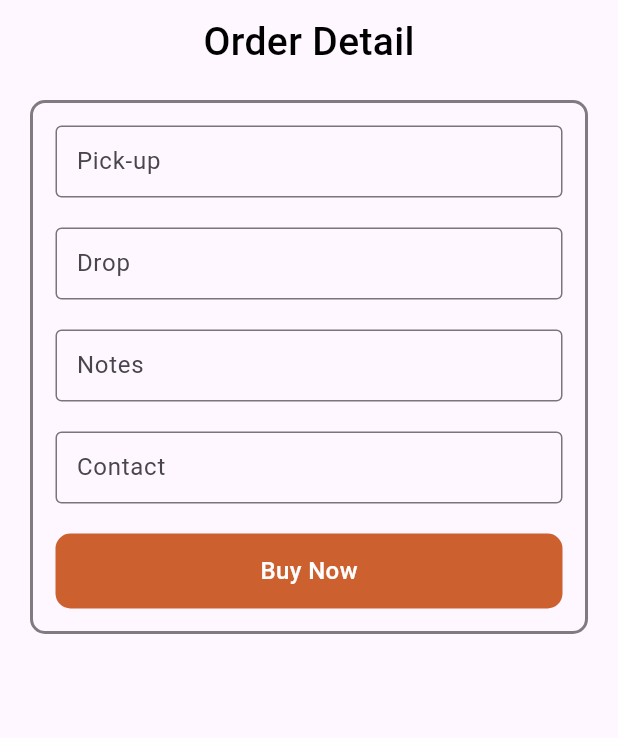
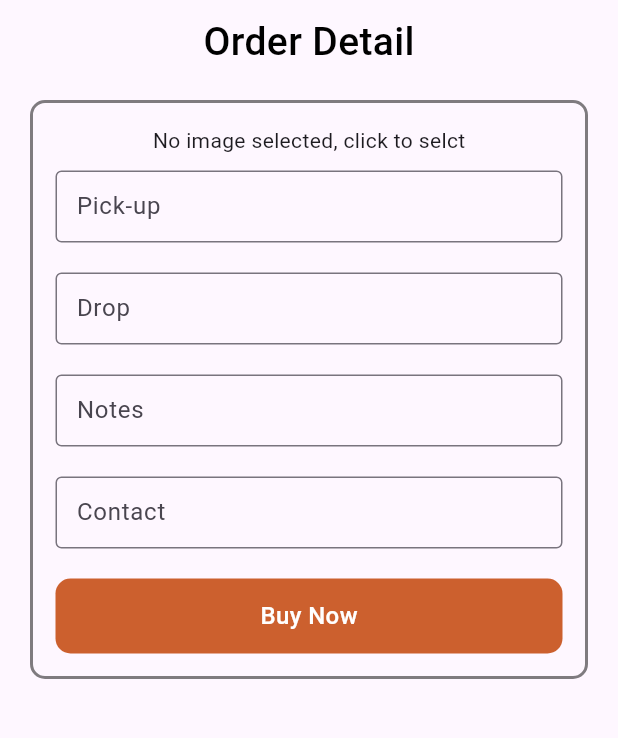
Before and after one commit to azzaaass/tubes-mobile-ali-axel, a Flutter app: the Payment screen opened directly, on a phone screen of 412 x 824 dp, the part 65-803 px from its top. Run offline on Flutter 3.47's test engine with Material 3 defaults, Android fonts, the phone set to English and light mode, and no system bars; our stand-ins replace font_awesome_flutter, google_fonts, image_picker.

Commit message:
fitur image

```diff
--- a/lib/screen/order.dart
+++ b/lib/screen/order.dart
@@ -20,7 +20,7 @@ class OrderState extends State<Order> {
     return Scaffold(
       body: SafeArea(
         child: Padding(
-          padding: EdgeInsets.only(top: 20, right: 20, left: 20),
+          padding: const EdgeInsets.only(top: 20, right: 20, left: 20),
           child: Column(
             children: [
               Row(
@@ -39,7 +39,7 @@ class OrderState extends State<Order> {
                   ),
                 ],
               ),
-              SizedBox(
+              const SizedBox(
                 height: 20,
               ),
               Expanded(
--- a/lib/screen/payment.dart
+++ b/lib/screen/payment.dart
@@ -1,17 +1,39 @@
+import 'dart:io';
+
 import 'package:flutter/cupertino.dart';
 import 'package:flutter/material.dart';
 import 'package:font_awesome_flutter/font_awesome_flutter.dart';
+import 'package:image_picker/image_picker.dart';
 import 'package:tubes_mobile_al/screen/homepage.dart';
 import 'package:tubes_mobile_al/style.dart/color.dart';
 import 'package:tubes_mobile_al/style.dart/text.dart';
 
-class Payment extends StatelessWidget {
+class Payment extends StatefulWidget {
   Payment({super.key});
 
+  @override
+  State<Payment> createState() => _PaymentState();
+}
+
+class _PaymentState extends State<Payment> {
+  File? _image;
+  final picker = ImagePicker();
   TextEditingController pickController = TextEditingController();
   TextEditingController dropController = TextEditingController();
   TextEditingController notesController = TextEditingController();
   TextEditingController contactController = TextEditingController();
+
+  Future getImage() async {
+    final pickedFile = await picker.pickImage(source: ImageSource.gallery);
+
+    setState(() {
+      if (pickedFile != null) {
+        _image = File(pickedFile.path);
+      } else {
+        print('No image selected.');
+      }
+    });
+  }
 
   @override
   Widget build(BuildContext context) {
@@ -19,7 +41,7 @@ class Payment extends StatelessWidget {
     return Scaffold(
       body: SafeArea(
           child: Padding(
-        padding: EdgeInsets.only(top: 20, right: 20, left: 20),
+        padding: const EdgeInsets.only(top: 20, right: 20, left: 20),
         child: Column(
           children: [
             Row(
@@ -45,7 +67,7 @@ class Payment extends StatelessWidget {
               "Order Detail",
               style: text_26_500_black,
             ),
-            SizedBox(
+            const SizedBox(
               height: 20,
             ),
             Container(
@@ -60,6 +82,20 @@ class Payment extends StatelessWidget {
               ),
               child: Column(
                 children: [
+                  _image != null
+                      ? InkWell(
+                          onTap: getImage,
+                          child: Image.file(
+                            _image!,
+                            height: 200,
+                            width: 200,
+                          ),
+                        )
+                      : InkWell(
+                          onTap: getImage,
+                          child:
+                              const Text('No image selected, click to selct')),
+                  const SizedBox(height: 10,),
                   SizedBox(
                     width: mediaQuery.size.width,
                     child: TextField(
--- a/pubspec.yaml
+++ b/pubspec.yaml
@@ -37,6 +37,7 @@ dependencies:
   cupertino_icons: ^1.0.2
   font_awesome_flutter: ^10.6.0
   google_fonts: ^6.1.0
+  image_picker: ^1.0.5
 
 dev_dependencies:
   flutter_test:
```
Also changed, not shown: pubspec.lock, 5 other files.
